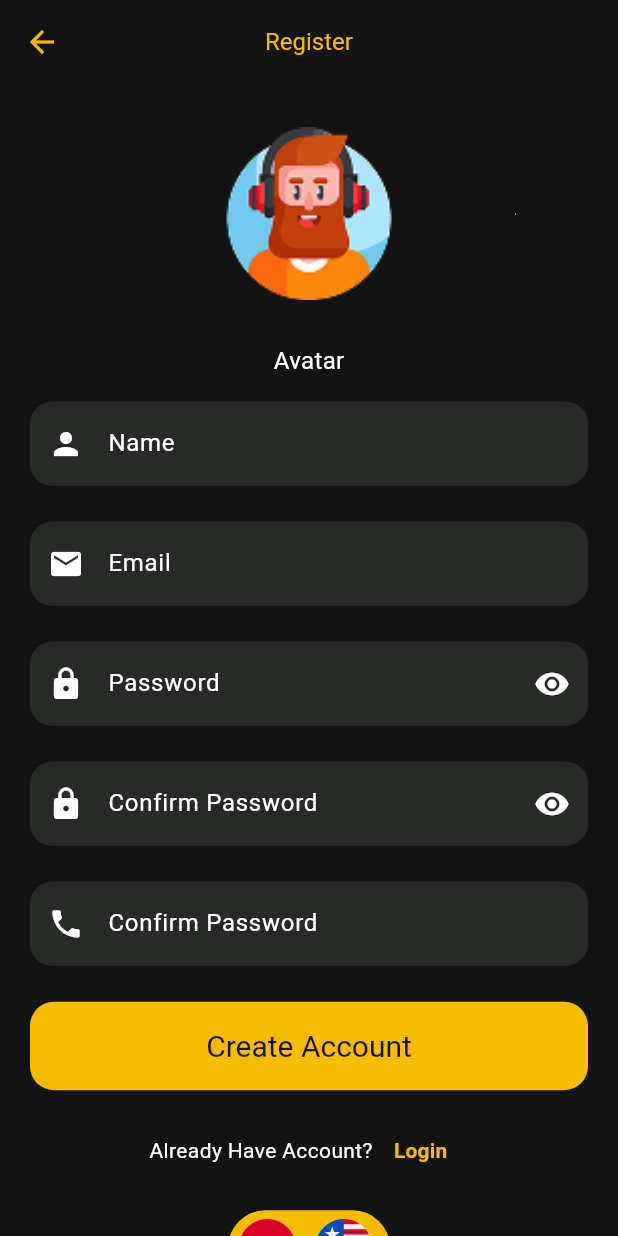
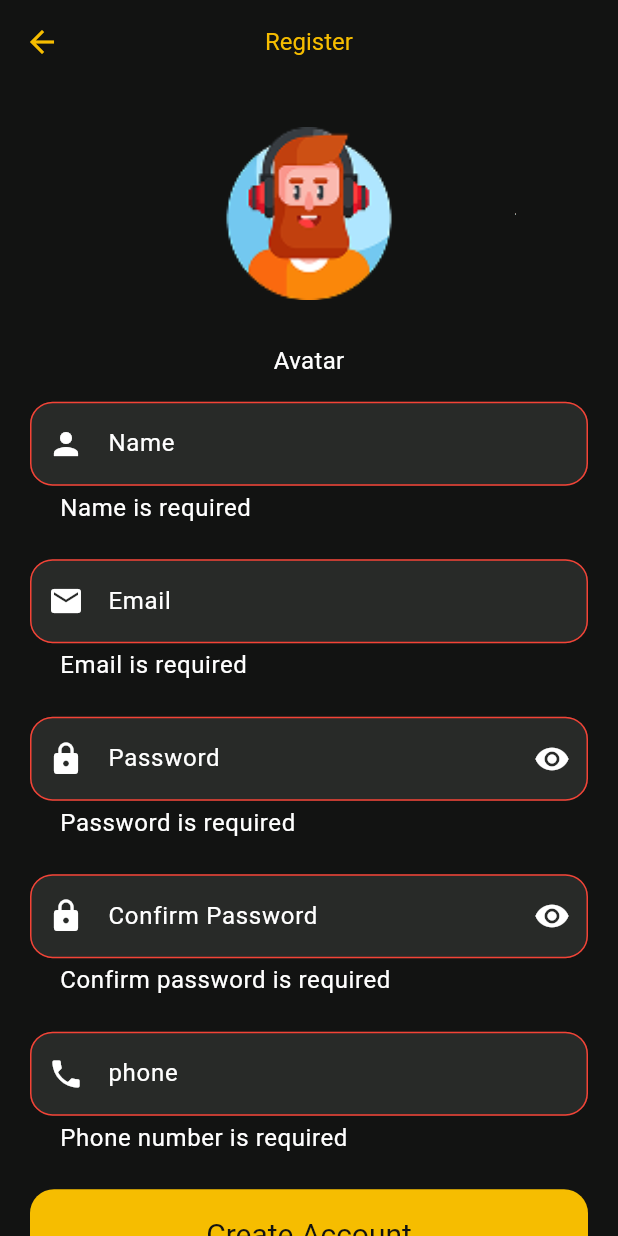
Before and after one commit to ahmedsamyha/Movies, a Flutter app: the RegisterView screen opened directly, after a tap on "Create Account", on a phone screen of 412 x 824 dp. Run offline on Flutter 3.47's test engine with Material 3 defaults, Android fonts, the phone set to English and light mode, and no system bars; drawn by our look-alikes of animated_toggle_switch, card_swiper; our stand-ins replace awesome_dialog, bloc, carousel_slider, dio, easy_localization, flutter_bloc and 4 more; accounts and stored records are empty.

Commit message:
Create User (Cubit & Dio)

```diff
--- a/lib/core/utility/constants/text_constants.dart
+++ b/lib/core/utility/constants/text_constants.dart
@@ -1,3 +1,4 @@
 class AppText {
+  static String? token;
 
 }
--- a/lib/core/utility/helper/network/dio_heper.dart
+++ b/lib/core/utility/helper/network/dio_heper.dart
@@ -1,7 +1,7 @@
 import 'package:dio/dio.dart';
 
 class ApiService {
-  final _baseUrl = '';
+  final _baseUrl = 'https://route-movie-apis.vercel.app/';
   final Dio dio;
 
   ApiService({required this.dio});
@@ -20,7 +20,6 @@ class ApiService {
 
   Future<Map<String, dynamic>> post({
     required String endPoint,
-    required String lang,
     required String token,
     required dynamic data,
   }) async {
@@ -29,7 +28,6 @@ class ApiService {
       data: data,
       options: Options(
         headers: {
-          'lang': lang,
           'Content-Type': 'application/json',
           'Authorization': token,
         },
--- /dev/null
+++ b/lib/model/user_models/UserModel.dart
@@ -0,0 +1,36 @@
+class UserModel {
+  UserModel({
+      this.name,
+      this.email,
+      this.password,
+      this.confirmPassword,
+      this.phone,
+      this.avaterId,});
+
+  UserModel.fromJson(dynamic json) {
+    name = json['name'];
+    email = json['email'];
+    password = json['password'];
+    confirmPassword = json['confirmPassword'];
+    phone = json['phone'];
+    avaterId = json['avaterId'];
+  }
+  String? name;
+  String? email;
+  String? password;
+  String? confirmPassword;
+  String? phone;
+  int? avaterId;
+
+  Map<String, dynamic> toJson() {
+    final map = <String, dynamic>{};
+    map['name'] = name;
+    map['email'] = email;
+    map['password'] = password;
+    map['confirmPassword'] = confirmPassword;
+    map['phone'] = phone;
+    map['avaterId'] = avaterId;
+    return map;
+  }
+
+}
--- a/lib/view/aouth/views/register_view.dart
+++ b/lib/view/aouth/views/register_view.dart
@@ -1,27 +1,32 @@
-import 'package:animated_toggle_switch/animated_toggle_switch.dart';
+import 'package:awesome_dialog/awesome_dialog.dart';
 import 'package:card_swiper/card_swiper.dart';
 import 'package:easy_localization/easy_localization.dart';
 import 'package:flutter/material.dart';
-import 'package:flutter_svg/svg.dart';
+import 'package:flutter_bloc/flutter_bloc.dart';
 import 'package:movies/core/utility/constants/colors.dart';
 import 'package:movies/core/utility/constants/images.dart';
+import 'package:movies/view/aouth/views/login_view.dart';
 import 'package:movies/view/aouth/widgets/custom_text_form_field.dart';
+import 'package:movies/view_model/register_cubit/register_cubit.dart';
+import 'package:movies/view_model/register_cubit/register_state.dart';
 import '../../../core/utility/theme_data/custom_theme/text_theme.dart';
 
 class RegisterView extends StatefulWidget {
   const RegisterView({super.key});
 
   @override
-  State<RegisterView> createState() => _LoginViewState();
+  State<RegisterView> createState() => _RegisterViewState();
 }
 
-class _LoginViewState extends State<RegisterView> {
+class _RegisterViewState extends State<RegisterView> {
   bool secondSwitchValue = false;
   final emailController = TextEditingController();
   final passwordController = TextEditingController();
   final confirmPasswordController = TextEditingController();
   final nameController = TextEditingController();
   final phoneController = TextEditingController();
+  final formKey = GlobalKey<FormState>();
+  var avatarIndex=0;
   final List<String> avatars = [
     KImages.avatar1,
     KImages.avatar2,
@@ -33,10 +38,88 @@ class _LoginViewState extends State<RegisterView> {
     KImages.avatar8,
     KImages.avatar9,
   ];
+
   @override
   Widget build(BuildContext context) {
     var height = MediaQuery.of(context).size.height;
     var width = MediaQuery.of(context).size.width;
+
+    return BlocConsumer<RegisterCubit, RegisterStates>(
+      listener: (context, state) {
+        if (state is RegisterSuccessState) {
+          Navigator.push(
+              context, MaterialPageRoute(builder: (context) => LoginView()));
+        } else if (state is RegisterFailureState) {
+          if (state.errorMessage ==
+              '{statusCode: 400, message: User already exist}') {
+            AwesomeDialog(
+              btnCancelColor: const Color(0xfff44369),
+              btnOkColor: AppColors.kPrimaryColor,
+              dialogBackgroundColor: AppColors.darkBackground,
+              context: context,
+              dialogType: DialogType.error,
+              animType: AnimType.topSlide,
+              title: 'Error',
+              desc: ' User already exist',
+              btnOkOnPress: () {},
+            ).show();
+          } else if (state.errorMessage ==
+              '{statusCode: 400, message: User already exist}') {
+            AwesomeDialog(
+              btnCancelColor: const Color(0xfff44369),
+              btnOkColor: AppColors.kPrimaryColor,
+              dialogBackgroundColor: AppColors.darkBackground,
+              context: context,
+              dialogType: DialogType.error,
+              animType: AnimType.topSlide,
+              title: 'Error',
+              desc: 'User already exist',
+              btnOkOnPress: () {},
+            ).show();
+          } else if (state.errorMessage ==
+              '{message: [Password is must be strong, password must be longer than or equal to 8 characters, confirm password must be strong, confirmPassword must be longer than or equal to 8 characters], error: Bad Request, statusCode: 400}'||state.errorMessage =='{message: [Password is must be strong, confirm password must be strong], error: Bad Request, statusCode: 400}') {
+            AwesomeDialog(
+              btnCancelColor: const Color(0xfff44369),
+              btnOkColor: AppColors.kPrimaryColor,
+              dialogBackgroundColor: AppColors.darkBackground,
+              context: context,
+              dialogType: DialogType.error,
+              animType: AnimType.topSlide,
+              title: 'Error',
+              desc: "Password must be at least 8 characters and include a letter, number, and symbol."     ,
+              btnOkOnPress: () {},
+            ).show();
+          }else if (state.errorMessage ==
+              '{message: [Phone invaild], error: Bad Request, statusCode: 400}') {
+            AwesomeDialog(
+              btnCancelColor: const Color(0xfff44369),
+              btnOkColor: AppColors.kPrimaryColor,
+              dialogBackgroundColor: AppColors.darkBackground,
+              context: context,
+              dialogType: DialogType.error,
+              animType: AnimType.topSlide,
+              title: 'Error',
+              desc:
+              'Phone invalid',
+              btnOkOnPress: () {},
+            ).show();
+        }else {
+          AwesomeDialog(
+            btnCancelColor: const Color(0xfff44369),
+            btnOkColor: AppColors.kPrimaryColor,
+            dialogBackgroundColor: AppColors.darkBackground,
+            context: context,
+            dialogType: DialogType.error,
+            animType: AnimType.topSlide,
+            title: 'Error',
+            desc:
+            'UnExpected Error',
+            btnOkOnPress: () {},
+          ).show();
+        }
+      }
+        },
+      builder: (context, state) {
         return Scaffold(
           appBar: AppBar(
             title: Text("register".tr()),
@@ -45,15 +128,16 @@ class _LoginViewState extends State<RegisterView> {
           body: Padding(
             padding: const EdgeInsets.symmetric(horizontal: 20),
             child: SingleChildScrollView(
+              child: Form(
+                key: formKey,
                 child: Column(
                   children: [
-              SizedBox(
-                height: height * .01,
-              ),
+                    SizedBox(height: height * .01),
                     SizedBox(
                       height: height * .19,
                       child: Swiper(
-                  itemBuilder: (BuildContext context, int index) {
+                        itemBuilder: (context, index) {
+                          avatarIndex = index+1;
                           return CircleAvatar(
                             backgroundColor: AppColors.darkBackground,
                             child: Image.asset(
@@ -70,151 +154,133 @@ class _LoginViewState extends State<RegisterView> {
                         scale: .01,
                       ),
                     ),
-              SizedBox(
-                height: 8,
-              ),
-              Text(
-                "avatar".tr(),
-                style: KStyles.roboto16w400White,
-              ),
-              SizedBox(
-                height: 16,
-              ),
+                    SizedBox(height: 8),
+                    Text("avatar".tr(), style: KStyles.roboto16w400White),
+                    SizedBox(height: 16),
                     CustomTextFormField(
                       prefixIcon: Icons.person,
                       label: "name".tr(),
                       controller: nameController,
-                  validator: (value) {},
-                  onChanged: (value) {},
+                      validator: (value) {
+                        if (value == null || value.isEmpty) {
+                          return 'Name is required';
+                        } else if (value.length < 3) {
+                          return 'Name must be at least 3 characters';
+                        }
+                        return null;
+                      },
                       keyboardType: TextInputType.text,
-                  obscureText: false),
-              SizedBox(
-                height: 24,
+                      obscureText: false,
                     ),
+                    SizedBox(height: 24),
                     CustomTextFormField(
                       prefixIcon: Icons.email,
                       label: "email".tr(),
                       controller: emailController,
-                  validator: (value) {},
-                  onChanged: (value) {},
+                      validator: (value) {
+                        if (value == null || value.isEmpty) {
+                          return 'Email is required';
+                        } else if (!RegExp(
+                                r"^[a-zA-Z0-9._%+-]+@[a-zA-Z0-9.-]+\.[a-zA-Z]{2,}$")
+                            .hasMatch(value)) {
+                          return 'Enter a valid email address';
+                        }
+                        return null;
+                      },
                       keyboardType: TextInputType.emailAddress,
-                  obscureText: true),
-              SizedBox(
-                height: 24,
+                      obscureText: false,
                     ),
+                    SizedBox(height: 24),
                     CustomTextFormField(
                       prefixIcon: Icons.lock,
                       suffixIcon: Icons.remove_red_eye_rounded,
                       label: "password".tr(),
                       controller: passwordController,
-                  validator: (value) {},
-                  onChanged: (value) {},
+                      validator: (value) {
+                        if (value == null || value.isEmpty) {
+                          return 'Password is required';
+                        } else if (value.length < 6) {
+                          return 'Password must be at least 6 characters';
+                        }
+                        return null;
+                      },
                       keyboardType: TextInputType.visiblePassword,
-                  obscureText: true),
-              SizedBox(
-                height: 24,
+                      obscureText: true,
                     ),
+                    SizedBox(height: 24),
                     CustomTextFormField(
                       prefixIcon: Icons.lock,
                       suffixIcon: Icons.remove_red_eye_rounded,
                       label: "confirm_password".tr(),
                       controller: confirmPasswordController,
-                  validator: (value) {},
-                  onChanged: (value) {},
+                      validator: (value) {
+                        if (value == null || value.isEmpty) {
+                          return 'Confirm password is required';
+                        } else if (value != passwordController.text) {
+                          return 'Passwords do not match';
+                        }
+                        return null;
+                      },
                       keyboardType: TextInputType.visiblePassword,
-                  obscureText: true),
-              SizedBox(
-                height: 24,
+                      obscureText: true,
                     ),
+                    SizedBox(height: 24),
                     CustomTextFormField(
                       prefixIcon: Icons.phone,
-                  label: "confirm_password".tr(),
+                      label: "phone",
                       controller: phoneController,
-                  validator: (value) {},
-                  onChanged: (value) {},
+                      validator: (value) {
+                        if (value == null || value.isEmpty) {
+                          return 'Phone number is required';
+                        }
+                        return null;
+                      },
                       keyboardType: TextInputType.phone,
-                  obscureText: false),
-              SizedBox(
-                height: 24,
+                      obscureText: false,
                     ),
+                    SizedBox(height: 24),
                     SizedBox(
                       width: double.infinity,
                       child: ElevatedButton(
-                      onPressed: () {},
+                        onPressed: () {
+                          if (formKey.currentState!.validate()) {
+                            BlocProvider.of<RegisterCubit>(context).createUser(
+                              name: nameController.text,
+                              email: emailController.text,
+                              password: passwordController.text,
+                              confirmPassword: confirmPasswordController.text,
+                              phone: '+2${phoneController.text}',
+                              avaterId: avatarIndex,
+                            );
+                          }
+                        },
                         child: Text(
                           "create_account".tr(),
                           style: KStyles.roboto20w400Black,
-                      ))),
+                        ),
+                      ),
+                    ),
                     SizedBox(height: 16),
                     Row(
                       mainAxisAlignment: MainAxisAlignment.center,
                       children: [
-                  Text(
-                    "already_have_account".tr(),
-                    style: KStyles.roboto14w400White,
-                  ),
+                        Text("already_have_account".tr(),
+                            style: KStyles.roboto14w400White),
                         TextButton(
                           onPressed: () {},
-                    child: Text(
-                      "login".tr(),
-                      style: KStyles.roboto14w600Primary,
+                          child: Text("login".tr(),
+                              style: KStyles.roboto14w600Primary),
                         ),
-                  )
                       ],
                     ),
-              SizedBox(
-                height: 16,
-              ),
-              AnimatedToggleSwitch.dual(
-                current: secondSwitchValue,
-                first: false,
-                second: true,
-                spacing: 10,
-                style: ToggleStyle(
-                  borderColor: AppColors.kPrimaryColor,
-                  backgroundColor: Colors.transparent,
-                  borderRadius: BorderRadius.circular(30),
-                  indicatorColor: AppColors.kPrimaryColor,
-                ),
-                borderWidth: 3,
-                height: 50,
-                onChanged: (value) {
-                  setState(() {
-                    secondSwitchValue = value;
-                    if (value == true) {
-                      context.setLocale(Locale('en'));
-                      print(context.locale.toString());
-                    } else {
-                      context.setLocale(Locale('ar'));
-                      print(context.locale.toString());
-                    }
-                  });
-                },
-                iconBuilder: (value) => value
-                    ? SvgPicture.asset(
-                        'assets/images/lr.svg',
-                        height: 40,
-                        width: 40,
-                      )
-                    : SvgPicture.asset(
-                        'assets/images/eg.svg',
-                        height: 40,
-                        width: 40,
-                      ),
-                textBuilder: (value) => value
-                    ? SvgPicture.asset(
-                        'assets/images/eg.svg',
-                        height: 40,
-                        width: 40,
-                      )
-                    : SvgPicture.asset('assets/images/lr.svg',
-                        height: 40, width: 40),
-                textMargin: EdgeInsets.zero,
-              )
+                    SizedBox(height: 16),
                   ],
                 ),
               ),
             ),
+          ),
+        );
+      },
     );
   }
 }
--- a/lib/view/aouth/widgets/custom_text_form_field.dart
+++ b/lib/view/aouth/widgets/custom_text_form_field.dart
@@ -9,7 +9,7 @@ class CustomTextFormField extends StatelessWidget {
        this.hint,
       required this.controller,
       required this.validator,
-      required this.onChanged,
+       this.onChanged,
       required this.keyboardType,
       this.suffixIcon,
          this.label, required this.obscureText});
--- /dev/null
+++ b/lib/view_model/register_cubit/register_cubit.dart
@@ -0,0 +1,51 @@
+import 'package:bloc/bloc.dart';
+import 'package:dio/dio.dart';
+import 'package:movies/core/utility/constants/text_constants.dart';
+import 'package:movies/core/utility/helper/network/dio_heper.dart';
+import 'package:movies/model/user_models/UserModel.dart';
+import 'package:movies/view_model/register_cubit/register_state.dart';
+
+class RegisterCubit extends Cubit<RegisterStates>{
+  RegisterCubit(super.initialState, this.apiService);
+  UserModel? userModel;
+  final ApiService apiService;
+  void createUser({
+    required String name,
+    required String email,
+    required String password,
+    required String confirmPassword,
+    required String phone,
+    required int avaterId,
+  }) async {
+    emit(RegisterLoadingState());
+    final formData = {
+      'name': name,
+      'email': email,
+      'password': password,
+      'confirmPassword': confirmPassword,
+      'phone': phone,
+      'avaterId': avaterId,
+    };
+
+    print('Request Data: $formData');
+
+    try {
+      var response = await apiService.post(
+        endPoint: 'auth/register',
+        token: AppText.token ?? '',
+        data: formData,
+      );
+      print('Full Response: ${response.toString()}');
+      userModel = UserModel.fromJson(response);
+        emit(RegisterSuccessState());
+    } catch (e) {
+      if (e is DioException) {
+        print('*****************Dio Error: ${e.response?.data}');
+        emit(RegisterFailureState(errorMessage: e.response?.data.toString() ?? 'Something went wrong.'));
+      } else {
+        emit(RegisterFailureState(errorMessage:'error'));
+      }
+    }
+  }
+
+}
--- /dev/null
+++ b/lib/view_model/register_cubit/register_state.dart
@@ -0,0 +1,9 @@
+abstract class RegisterStates {}
+
+class RegisterInitialState extends RegisterStates{}
+class RegisterLoadingState extends RegisterStates{}
+class RegisterSuccessState extends RegisterStates{}
+class RegisterFailureState extends RegisterStates{
+  final String? errorMessage;
+  RegisterFailureState({required this.errorMessage});
+}
```
Also changed, not shown: lib/main.dart (+7 -1 lines), lib/model/login_model/LoginModel.dart (added, +20 -0 lines). Lines whose indentation alone changed are shown as unchanged.
